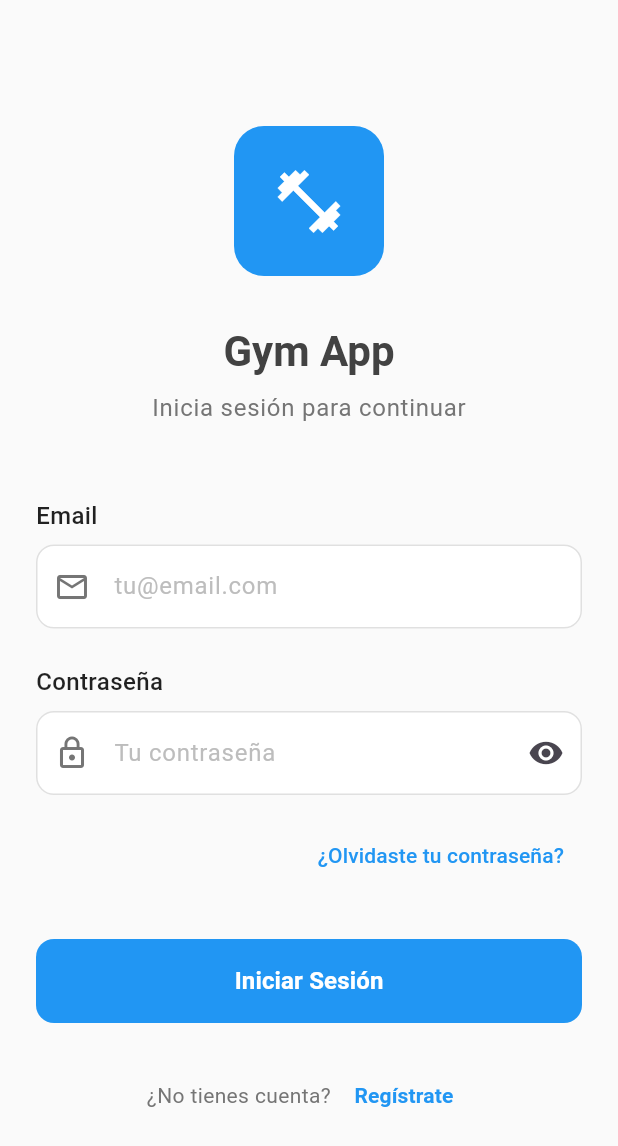
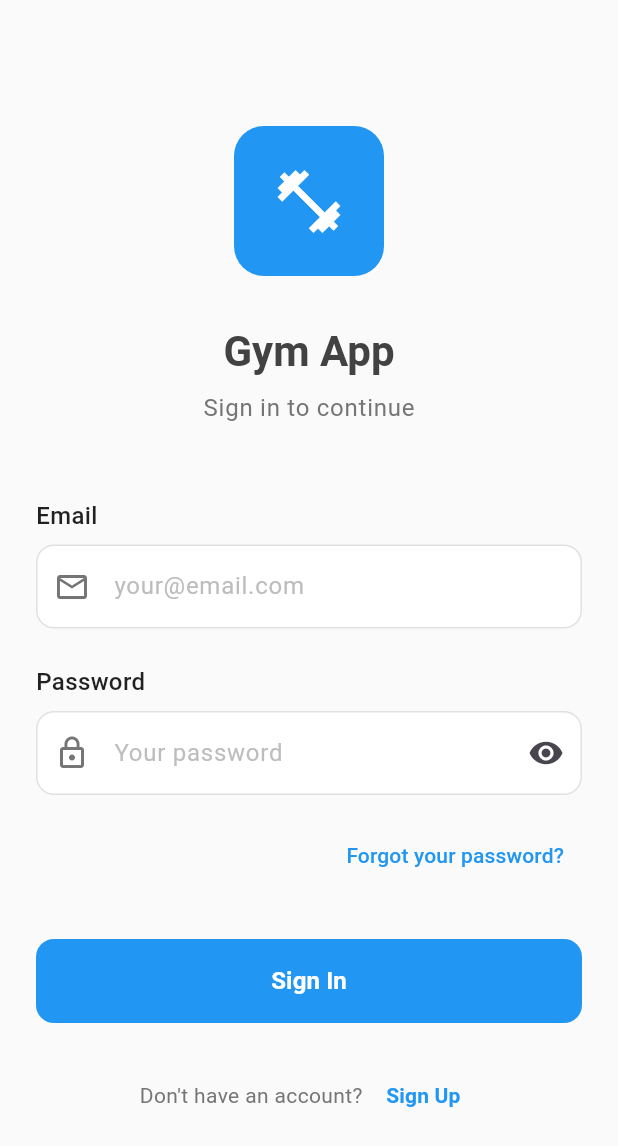
Before and after one commit to NahuelMosse/Gym-App, a Flutter app: the screen it shows after launch, on a phone screen of 412 x 824 dp. Shown: the top 1146 px of the screen. Run offline on Flutter 3.47's test engine with Material 3 defaults, Android fonts, the phone set to English and light mode, and no system bars; our stand-ins replace dio, email_validator, equatable, flutter_bloc, flutter_dotenv, flutter_secure_storage and 3 more.

Commit message:
use new router, go back to login and use only english for now

```diff
--- a/lib/app.dart
+++ b/lib/app.dart
@@ -3,30 +3,24 @@ import 'package:flutter_bloc/flutter_bloc.dart';
 import 'injection_container.dart';
 import 'features/auth/presentation/state/auth_bloc.dart';
 import 'features/auth/presentation/state/auth_event.dart';
-import 'features/auth/presentation/pages/login_page.dart';
-import 'features/auth/presentation/router/auth_router.dart';
-import 'core/presentation/page/home_page.dart';
+import 'core/router/app_router.dart';
 
 class GymApp extends StatelessWidget {
   const GymApp({super.key});
 
   @override
   Widget build(BuildContext context) {
-    return MaterialApp(
+    return BlocProvider(
+      create: (context) => serviceLocator<AuthBloc>()..add(CheckAuthEvent()),
+      child: MaterialApp.router(
         title: 'Gym App',
         theme: ThemeData(
           primarySwatch: Colors.blue,
           primaryColor: const Color(0xFF2196F3),
           visualDensity: VisualDensity.adaptivePlatformDensity,
         ),
-      home: BlocProvider(
-        create: (context) => serviceLocator<AuthBloc>()..add(CheckAuthEvent()),
-        child: const AuthRouter(),
+        routerConfig: AppRouter.router,
       ),
-      routes: {
-        '/home': (context) => const HomePage(),
-        '/login': (context) => const LoginPage(),
-      },
     );
   }
 }
--- a/lib/core/network/token_interceptor.dart
+++ b/lib/core/network/token_interceptor.dart
@@ -7,7 +7,7 @@ class TokenInterceptor extends Interceptor {
   final FlutterSecureStorage storage;
   final Dio dio;
 
-  // Completer que indica un refresh en curso
+  // Completer that indicates a refresh in progress
   Completer<void>? _refreshCompleter;
 
   TokenInterceptor({required this.storage, required this.dio});
--- a/lib/core/presentation/page/loading_page.dart
+++ b/lib/core/presentation/page/loading_page.dart
@@ -1,13 +1,13 @@
 import 'package:flutter/material.dart';
 
-/// Widget de loading reutilizable para estados de carga
+/// Reusable loading widget for loading states
 class LoadingPage extends StatelessWidget {
   const LoadingPage({
     super.key,
-    this.message = 'Cargando...',
+    this.message = 'Loading...',
   });
 
-  /// Mensaje personalizable para el loading
+  /// Customizable message for the loading screen
   final String message;
 
   @override
--- /dev/null
+++ b/lib/core/router/app_router.dart
@@ -0,0 +1,48 @@
+import 'package:flutter_bloc/flutter_bloc.dart';
+import 'package:go_router/go_router.dart';
+import '../../features/auth/presentation/router/auth_router.dart';
+import '../../features/auth/presentation/state/auth_bloc.dart';
+import '../../features/auth/presentation/state/auth_state.dart';
+import '../presentation/page/home_page.dart';
+
+
+/// App routes definition
+class AppRoutes {
+  static const String login = '/login';
+  static const String home = '/home';
+
+  /// Routes that require authentication
+  static const List<String> protectedRoutes = [
+    home,
+  ];
+}
+
+/// GoRouter configuration
+class AppRouter {
+  static final GoRouter router = GoRouter(
+    initialLocation: AppRoutes.login,
+    redirect: (context, state) {
+      final authBloc = context.read<AuthBloc>();
+      final isLoggedIn = authBloc.state is AuthenticatedState;
+      final currentRoute = state.uri.toString();
+
+      // If user is not logged in and trying to access protected routes
+      if (!isLoggedIn && AppRoutes.protectedRoutes.contains(currentRoute)) {
+        return AppRoutes.login;
+      }
+
+      // Allow all other navigation
+      return null;
+    },
+    routes: [
+      GoRoute(
+        path: AppRoutes.login,
+        builder: (context, state) => const AuthRouter(),
+      ),
+      GoRoute(
+        path: AppRoutes.home,
+        builder: (context, state) => const HomePage(),
+      ),
+    ],
+  );
+}
--- a/lib/features/auth/presentation/pages/login_page.dart
+++ b/lib/features/auth/presentation/pages/login_page.dart
@@ -1,11 +1,13 @@
 import 'package:flutter/material.dart';
 import 'package:flutter_bloc/flutter_bloc.dart';
+import 'package:go_router/go_router.dart';
 import '../state/auth_bloc.dart';
 import '../state/auth_event.dart';
 import '../state/auth_state.dart';
 import '../utils/auth_error_handler.dart';
 import '../../../../core/presentation/widgets/custom_text_field.dart';
 import '../../../../core/presentation/widgets/custom_button.dart';
+import '../../../../core/router/app_router.dart';
 
 class LoginPage extends StatefulWidget {
   const LoginPage({
@@ -13,7 +15,7 @@ class LoginPage extends StatefulWidget {
     this.errorMessage,
   });
 
-  /// Mensaje de error opcional para mostrar al usuario
+  /// Optional error message to display to the user
   final String? errorMessage;
 
   @override
@@ -60,8 +62,7 @@ class _LoginPageState extends State<LoginPage> {
                 ),
               );
             } else if (state is AuthenticatedState) {
-              // Navegar a la pantalla principal
-              Navigator.of(context).pushReplacementNamed('/home');
+              context.go(AppRoutes.home);
             }
           },
           child: SingleChildScrollView(
@@ -70,7 +71,7 @@ class _LoginPageState extends State<LoginPage> {
               children: [
                 const SizedBox(height: 60),
 
-                // Logo o título
+                // Logo or title
                 Container(
                   width: 100,
                   height: 100,
@@ -98,7 +99,7 @@ class _LoginPageState extends State<LoginPage> {
                 const SizedBox(height: 8),
 
                 Text(
-                  'Inicia sesión para continuar',
+                  'Sign in to continue',
                   style: Theme.of(context).textTheme.bodyLarge?.copyWith(
                     color: Colors.grey[600],
                   ),
@@ -106,7 +107,7 @@ class _LoginPageState extends State<LoginPage> {
 
                 const SizedBox(height: 24),
 
-                // Mostrar mensaje de error si existe
+                // Show error message if exists
                 if (widget.errorMessage != null) ...[
                   Container(
                     width: double.infinity,
@@ -149,15 +150,15 @@ class _LoginPageState extends State<LoginPage> {
                       CustomTextField(
                         controller: _emailController,
                         label: 'Email',
-                        hintText: 'tu@email.com',
+                        hintText: 'your@email.com',
                         prefixIcon: Icons.email_outlined,
                         keyboardType: TextInputType.emailAddress,
                         validator: (value) {
                           if (value == null || value.isEmpty) {
-                            return 'Por favor ingresa tu email';
+                            return 'Please enter your email';
                           }
                           if (!RegExp(r'^[\w-.]+@([\w-]+\.)+[\w-]{2,4}$').hasMatch(value)) {
-                            return 'Por favor ingresa un email válido';
+                            return 'Please enter a valid email';
                           }
                           return null;
                         },
@@ -167,8 +168,8 @@ class _LoginPageState extends State<LoginPage> {
 
                       CustomTextField(
                         controller: _passwordController,
-                        label: 'Contraseña',
-                        hintText: 'Tu contraseña',
+                        label: 'Password',
+                        hintText: 'Your password',
                         prefixIcon: Icons.lock_outline,
                         obscureText: _obscurePassword,
                         suffixIcon: IconButton(
@@ -183,10 +184,10 @@ class _LoginPageState extends State<LoginPage> {
                         ),
                         validator: (value) {
                           if (value == null || value.isEmpty) {
-                            return 'Por favor ingresa tu contraseña';
+                            return 'Please enter your password';
                           }
                           if (value.length < 6) {
-                            return 'La contraseña debe tener al menos 6 caracteres';
+                            return 'Password must be at least 6 characters';
                           }
                           return null;
                         },
@@ -202,7 +203,7 @@ class _LoginPageState extends State<LoginPage> {
                             // TODO: Implementar forgot password
                           },
                           child: Text(
-                            '¿Olvidaste tu contraseña?',
+                            'Forgot your password?',
                             style: TextStyle(
                               color: Theme.of(context).primaryColor,
                             ),
@@ -216,7 +217,7 @@ class _LoginPageState extends State<LoginPage> {
                       BlocBuilder<AuthBloc, AuthState>(
                         builder: (context, state) {
                           return CustomButton(
-                            text: 'Iniciar Sesión',
+                            text: 'Sign In',
                             onPressed: state is AuthLoadingState ? null : _submitLogin,
                             isLoading: state is AuthLoadingState,
                           );
@@ -230,15 +231,15 @@ class _LoginPageState extends State<LoginPage> {
                         mainAxisAlignment: MainAxisAlignment.center,
                         children: [
                           Text(
-                            '¿No tienes cuenta? ',
+                            "Don't have an account? ",
                             style: TextStyle(color: Colors.grey[600]),
                           ),
                           TextButton(
                             onPressed: () {
-                              // TODO: Navegar a registro
+                              // TODO: Navigate to register
                             },
                             child: Text(
-                              'Regístrate',
+                              'Sign Up',
                               style: TextStyle(
                                 color: Theme.of(context).primaryColor,
                                 fontWeight: FontWeight.w600,
--- a/lib/features/auth/presentation/router/auth_router.dart
+++ b/lib/features/auth/presentation/router/auth_router.dart
@@ -16,7 +16,7 @@ class AuthRouter extends StatelessWidget {
       builder: (context, state) {
         return switch (state) {
           AuthLoadingState() => const LoadingPage(
-            message: 'Verificando autenticación...',
+            message: 'Verifying authentication...',
           ),
           AuthenticatedState() => const HomePage(),
           AuthErrorState() => LoginPage(
--- a/lib/features/auth/presentation/utils/auth_error_handler.dart
+++ b/lib/features/auth/presentation/utils/auth_error_handler.dart
@@ -7,23 +7,23 @@ class AuthErrorHandler {
     }
 
     if (exception is ConnectionException) {
-      return 'Error de conexión. Verifica tu internet.';
+      return 'Connection error. Check your internet.';
     }
 
     if (exception is UnauthorizedException || exception is InvalidCredentialsException) {
-      return 'Email o contraseña incorrectos';
+      return 'Incorrect email or password';
     }
 
     if (exception is TokenExpiredException) {
-      return 'Sesión expirada. Inicia sesión nuevamente';
+      return 'Session expired. Please sign in again';
     }
 
     if (exception is ForbiddenException) {
-      return 'No tienes permisos para realizar esta acción';
+      return 'You do not have permission to perform this action';
     }
 
     if (exception is InternalServerException) {
-      return 'Error del servidor. Intenta más tarde.';
+      return 'Server error. Please try again later.';
     }
 
     if (exception is ServerException) {
@@ -42,6 +42,6 @@ class AuthErrorHandler {
       return exception.message;
     }
 
-    return 'Error inesperado. Intenta nuevamente.';
+    return 'Unexpected error. Please try again.';
   }
 }
--- a/pubspec.yaml
+++ b/pubspec.yaml
@@ -19,6 +19,7 @@ dependencies:
   get_it: 8.2.0
   formz: 0.8.0
   equatable: 2.0.7
+  go_router: 16.2.4
 
 dev_dependencies:
   flutter_test:
```
Also changed, not shown: lib/core/presentation/page/home_page.dart (+21 -3 lines), pubspec.lock. Lines whose indentation alone changed are shown as unchanged.
